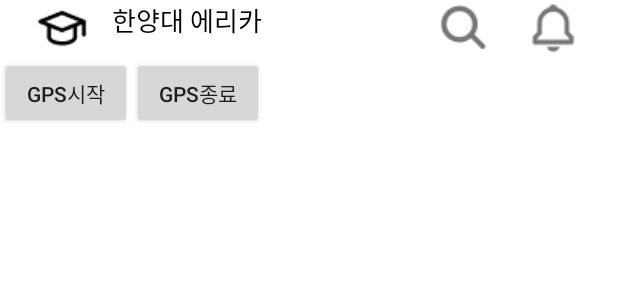
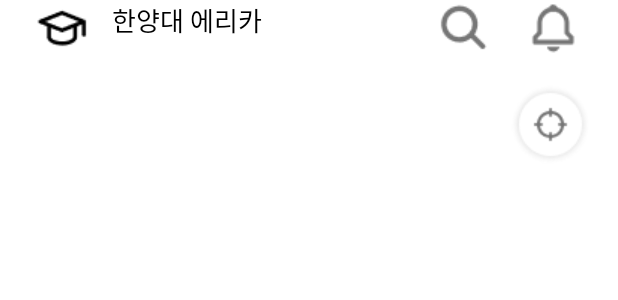
Before and after one commit to Nanuer/client, an Android app: the layout fragment_home.xml on its own in the app's theme, with its tools: preview values and no code run, on a phone screen of 412 x 824 dp. Shown: the top 300 px of the screen. Run offline under Robolectric (Android 15) with nearby library versions, the phone set to English and light mode, and no system bars.

Commit message:
update HomeFragment and set current loc marker

```diff
--- a/app/src/main/java/com/example/nanuer/GpsTracker.kt
+++ b/app/src/main/java/com/example/nanuer/GpsTracker.kt
@@ -19,7 +19,7 @@ class GpsTracker(private val mContext: Context) : Service(),
     private var location: Location? = null
     private var latitude = 0.0
     private var longitude = 0.0
-    protected var locationManager: LocationManager? = null
+    private var locationManager: LocationManager? = null
     private fun getLocation(): Location? {
         try {
             locationManager = mContext.getSystemService(LOCATION_SERVICE) as LocationManager
--- a/app/src/main/res/layout/fragment_home.xml
+++ b/app/src/main/res/layout/fragment_home.xml
@@ -50,27 +50,22 @@
             />
     </RelativeLayout>
 
-    <androidx.appcompat.widget.AppCompatButton
-        android:id="@+id/home_start_btn"
-        android:layout_width="wrap_content"
-        android:layout_height="wrap_content"
-        android:text="GPS시작"
-        app:layout_constraintTop_toBottomOf="@id/home_header_rl"
-        />
-    <androidx.appcompat.widget.AppCompatButton
-        android:id="@+id/home_stop_btn"
-        android:layout_width="wrap_content"
-        android:layout_height="wrap_content"
-        android:text="GPS종료"
-        app:layout_constraintTop_toBottomOf="@id/home_header_rl"
-        app:layout_constraintStart_toEndOf="@id/home_start_btn"
-
-        />
     <RelativeLayout
         android:id="@+id/map_view"
         android:layout_width="match_parent"
         android:layout_height="0dp"
-        app:layout_constraintTop_toBottomOf="@id/home_start_btn"
+        app:layout_constraintTop_toBottomOf="@id/home_header_rl"
         app:layout_constraintBottom_toBottomOf="parent"/>
 
+    <ImageView
+        android:id="@+id/home_current_loc_iv"
+        android:layout_width="wrap_content"
+        android:layout_height="wrap_content"
+        android:src="@drawable/current_loc"
+        app:layout_constraintTop_toTopOf="@id/map_view"
+        app:layout_constraintEnd_toEndOf="@id/map_view"
+        android:layout_marginTop="18dp"
+        android:layout_marginEnd="18dp"
+        />
+
 </androidx.constraintlayout.widget.ConstraintLayout>
```
Also changed, not shown: app/src/main/java/com/example/nanuer/HomeFragment.kt (+40 -38 lines), app/src/main/res/drawable/current_loc.png (added), app/src/main/res/drawable/current_loc_marker.png (added).
